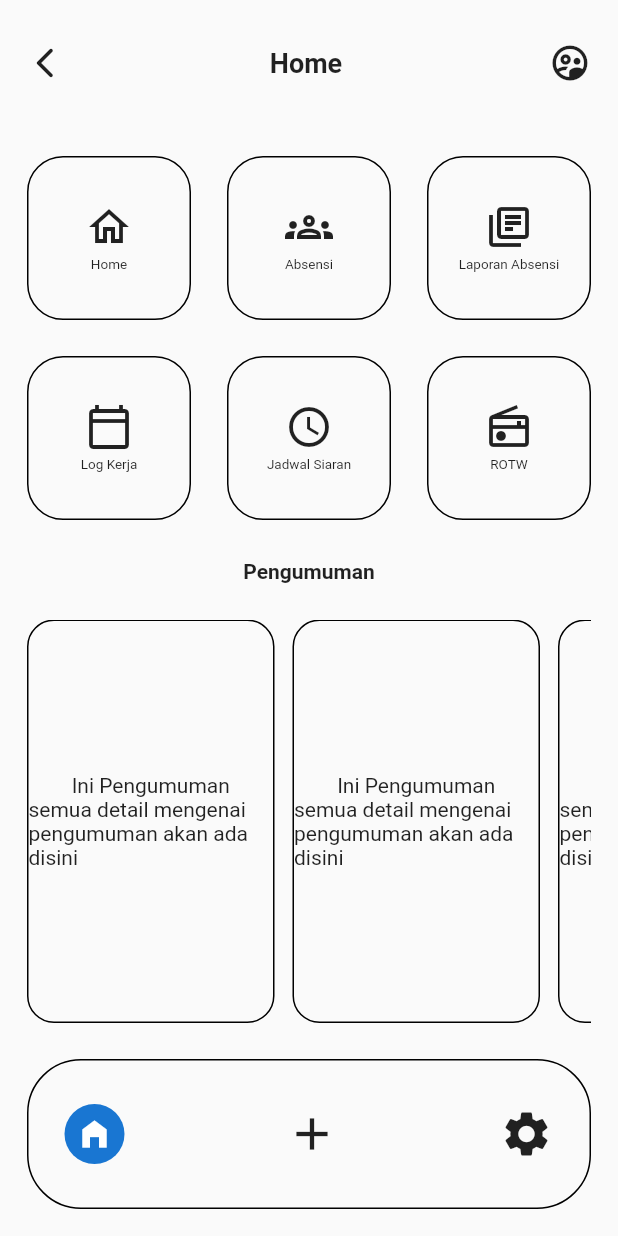
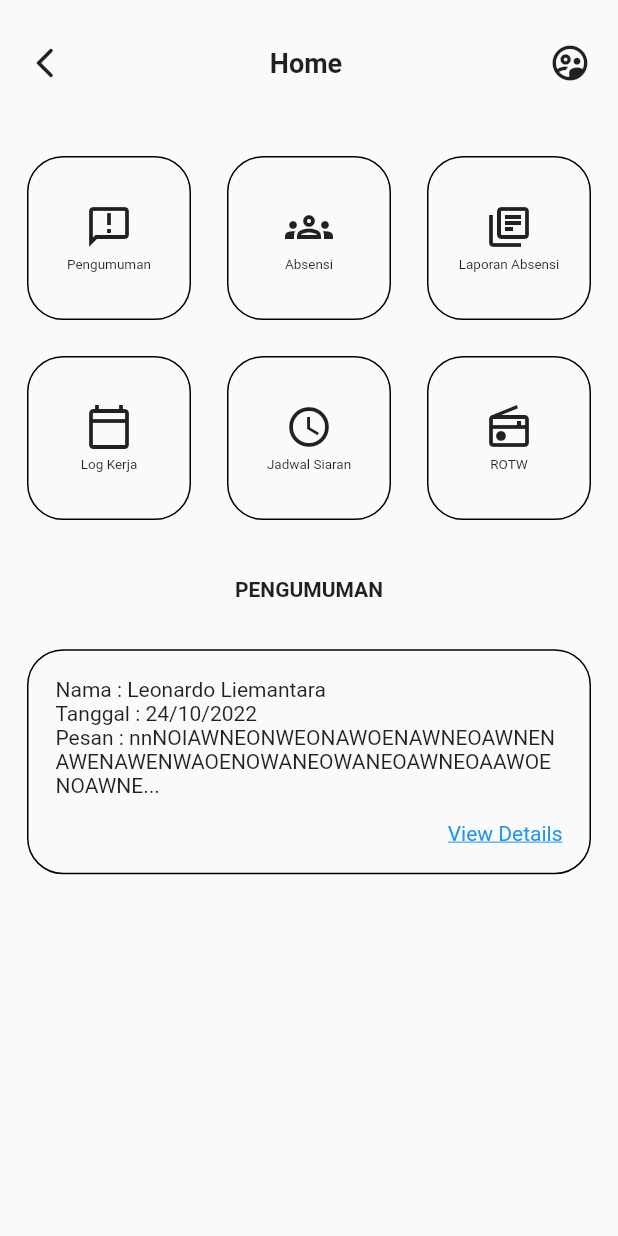
Before and after one commit to hoesk1ee/radio_valore, a Flutter app: the screen it shows after launch, on a phone screen of 412 x 824 dp. Run offline on Flutter 3.47's test engine with Material 2 defaults, Android fonts, the phone set to English and light mode, and no system bars.

Commit message:
Make Pop up Message

```diff
--- a/lib/pages/main_page.dart
+++ b/lib/pages/main_page.dart
@@ -56,14 +56,14 @@ class _MainPageState extends State<MainPage> {
                           mainAxisAlignment: MainAxisAlignment.center,
                           children: [
                             Icon(
-                              Icons.home_outlined,
+                              Icons.announcement_outlined,
                               size: 32,
                             ),
                             SizedBox(
                               height: 4,
                             ),
                             Text(
-                              "Home",
+                              "Pengumuman",
                               style: TextStyle(fontSize: 9),
                             ),
                           ],
@@ -198,111 +198,73 @@ class _MainPageState extends State<MainPage> {
                   ],
                 ),
               ),
-              Padding(
-                padding: const EdgeInsets.only(bottom: 24),
-                child: Center(
-                  child: Text(
-                    "Pengumuman",
-                    style: TextStyle(fontWeight: FontWeight.bold),
-                  ),
-                ),
-              ),
               Expanded(
-                flex: 2,
-                child: ListView(
-                  scrollDirection: Axis.horizontal,
+                flex: 3,
+                child: Column(
                   children: [
-                    GestureDetector(
-                      onTap: () {},
-                      child: Container(
-                        margin: EdgeInsets.only(right: 12),
-                        width: 165,
-                        decoration: BoxDecoration(
-                          borderRadius: BorderRadius.circular(18),
+                    Text(
+                      "PENGUMUMAN",
+                      style: TextStyle(fontWeight: FontWeight.bold),
+                    ),
+                    SizedBox(
+                      height: 32,
+                    ),
+                    Container(
+                      decoration: BoxDecoration(
                           border: Border.all(),
-                        ),
+                          borderRadius: BorderRadius.circular(24)),
+                      height: 150,
+                      width: double.infinity,
+                      child: Padding(
+                        padding: const EdgeInsets.all(18.0),
                         child: Column(
-                          mainAxisAlignment: MainAxisAlignment.center,
+                          crossAxisAlignment: CrossAxisAlignment.start,
                           children: [
-                            Text("Ini Pengumuman"),
+                            Text("Nama : Leonardo Liemantara"),
+                            Text("Tanggal : 24/10/2022"),
                             Text(
-                                "semua detail mengenai pengumuman akan ada disini")
-                          ],
-                        ),
-                      ),
-                    ),
-                    GestureDetector(
-                      onTap: () {},
-                      child: Container(
-                        margin: EdgeInsets.only(right: 12),
-                        width: 165,
-                        decoration: BoxDecoration(
-                          borderRadius: BorderRadius.circular(18),
-                          border: Border.all(),
-                        ),
-                        child: Column(
-                          mainAxisAlignment: MainAxisAlignment.center,
-                          children: [
-                            Text("Ini Pengumuman"),
-                            Text(
-                                "semua detail mengenai pengumuman akan ada disini")
-                          ],
-                        ),
-                      ),
-                    ),
-                    GestureDetector(
-                      onTap: () {},
-                      child: Container(
-                        margin: EdgeInsets.only(right: 12),
-                        width: 165,
-                        decoration: BoxDecoration(
-                          borderRadius: BorderRadius.circular(18),
-                          border: Border.all(),
-                        ),
-                        child: Column(
-                          mainAxisAlignment: MainAxisAlignment.center,
-                          children: [
-                            Text("Ini Pengumuman"),
-                            Text(
-                                "semua detail mengenai pengumuman akan ada disini")
-                          ],
-                        ),
-                      ),
-                    ),
-                    GestureDetector(
-                      onTap: () {},
-                      child: Container(
-                        margin: EdgeInsets.only(right: 12),
-                        width: 165,
-                        decoration: BoxDecoration(
-                          borderRadius: BorderRadius.circular(18),
-                          border: Border.all(),
-                        ),
-                        child: Column(
-                          mainAxisAlignment: MainAxisAlignment.center,
-                          children: [
-                            Text("Ini Pengumuman"),
-                            Text(
-                                "semua detail mengenai pengumuman akan ada disini")
-                          ],
-                        ),
-                      ),
-                    ),
-                    GestureDetector(
-                      onTap: () {},
-                      child: Container(
-                        margin: EdgeInsets.only(right: 12),
-                        width: 165,
-                        decoration: BoxDecoration(
-                          borderRadius: BorderRadius.circular(18),
-                          border: Border.all(),
-                        ),
-                        child: Column(
-                          mainAxisAlignment: MainAxisAlignment.center,
-                          children: [
-                            Text("Ini Pengumuman"),
-                            Text(
-                                "semua detail mengenai pengumuman akan ada disini")
+                                "Pesan : nnNOIAWNEONWEONAWOENAWNEOAWNENAWENAWENWAOENOWANEOWANEOAWNEOAAWOENOAWNE..."),
+                            Spacer(),
+                            GestureDetector(
+                              onTap: () {
+                                showDialog(
+                                  context: context,
+                                  builder: (BuildContext context) {
+                                    return AlertDialog(
+                                      scrollable: true,
+                                      title: Center(
+                                        child: Text("Pengumuman"),
+                                      ),
+                                      content: Column(
+                                        crossAxisAlignment: CrossAxisAlignment.start,
+                                        children: [
+                                          Text("Nama : Leonard"),
+                                          Text("24/10/2022"),
+                                          Text("Pesan : AEBAUEBAWEONAWEBAWENAWEBWAIUBEUIAWN WAEUIAWNEIWANEIAWNE ANEAWOEAWEOAWEIOAOEAWOEOAWEOIAWEOAWOEWAOIEWOAIHEIOAWHEOIAHWOEIHIOEWHADASDAWEADAWDASDWADSDWASDWADWASDWASDWADASDAWDAWDWADASDWAAAAAAAAAAAAAAAAAAAAAAAAAAAAAAAAAAAAAAAAAAA UNAWEUNAWENWAENAWU NWAUIENAWUNEUAIWN")
+                                        ],
+                                      ),
+                                      actions: [
+                                        ElevatedButton(
+                                          onPressed: () {
+                                            Navigator.pop(context);
+                                          },
+                                          child: Text("Back"),
+                                        )
+                                      ],
+                                    );
+                                  },
+                                );
+                              },
+                              child: Align(
+                                alignment: Alignment.centerRight,
+                                child: Text(
+                                  "View Details",
+                                  style: TextStyle(
+                                      decoration: TextDecoration.underline,
+                                      color: Colors.blue),
+                                ),
+                              ),
+                            ),
                           ],
                         ),
                       ),
@@ -310,30 +272,6 @@ class _MainPageState extends State<MainPage> {
                   ],
                 ),
               ),
-              Padding(
-                padding: const EdgeInsets.only(top: 24),
-                child: Container(
-                  width: double.infinity,
-                  height: 100,
-                  decoration: BoxDecoration(
-                    borderRadius: BorderRadius.circular(36),
-                    border: Border.all(),
-                  ),
-                  child: Padding(
-                    padding: const EdgeInsets.all(24.0),
-                    child: Row(
-                      mainAxisAlignment: MainAxisAlignment.spaceBetween,
-                      children: [
-                        CircleAvatar(
-                          child: Icon(Icons.home_filled, size: 24),
-                        ),
-                        Icon(Icons.add, size: 36),
-                        Icon(Icons.settings, size: 36),
-                      ],
-                    ),
-                  ),
-                ),
-              )
             ],
           ),
         ),
```
Also changed, not shown: pubspec.lock.
